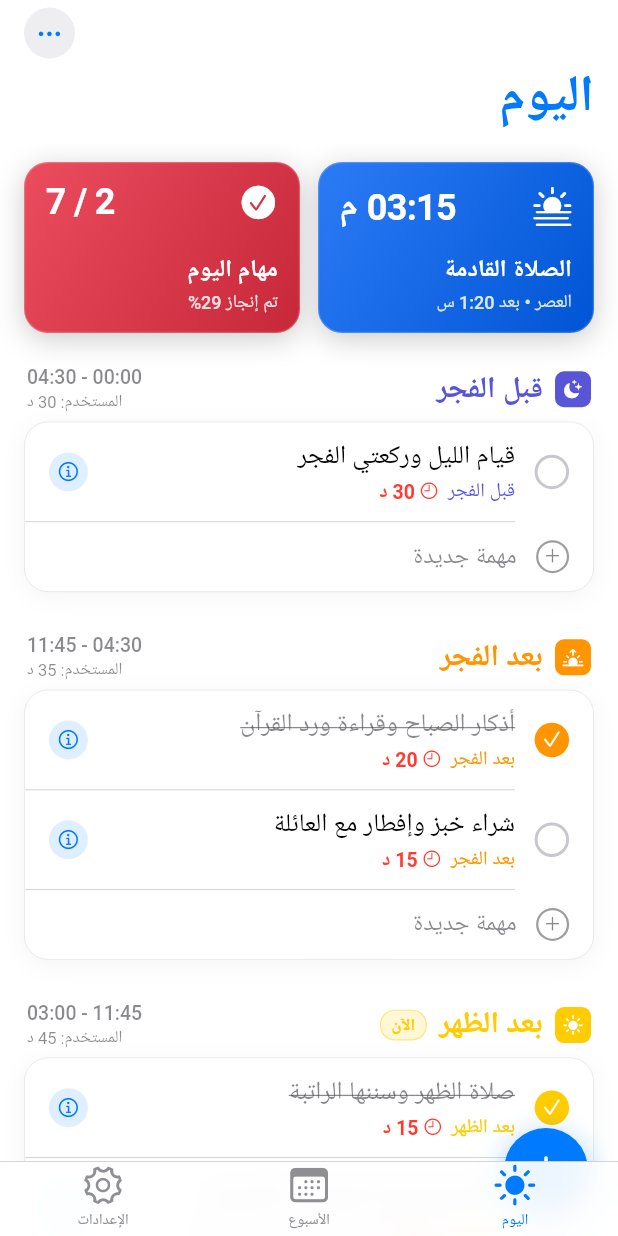
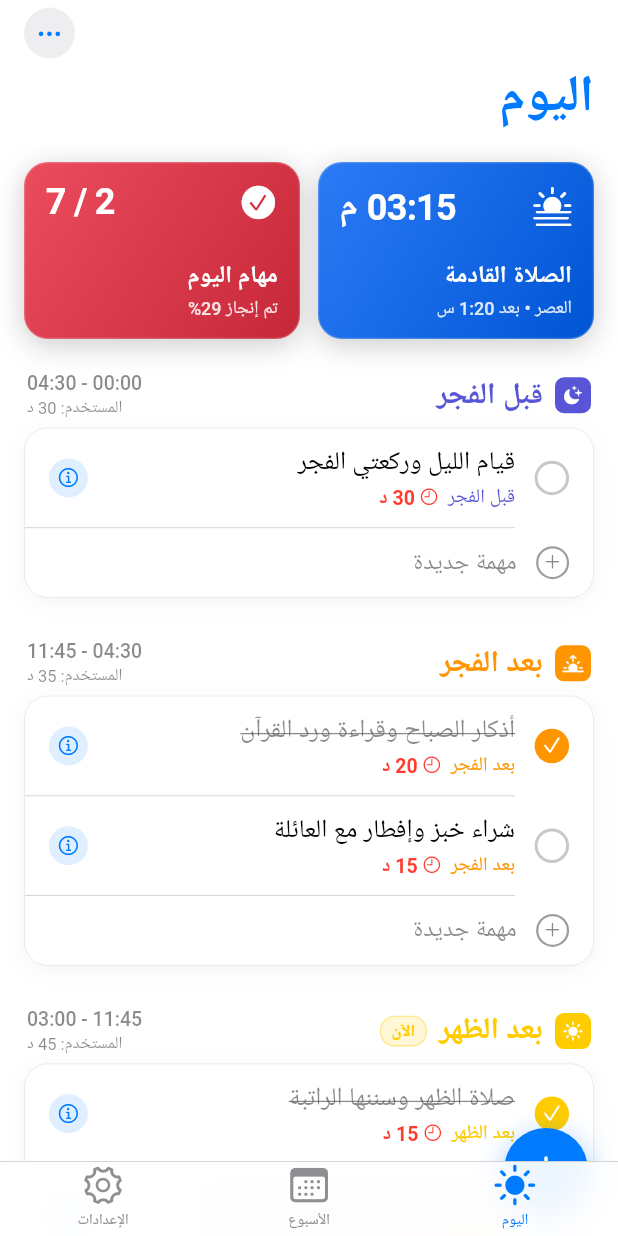
Before and after one commit to ajyahia/dayaround, a Flutter app: the screen it shows after launch, on a phone screen of 412 x 824 dp. Run offline on Flutter 3.47's test engine with Material 3 defaults, Android fonts, the phone set to English and light mode, and no system bars; our stand-ins replace flutter_riverpod, google_fonts, shared_preferences.

Commit message:
Optimize summary card vertical layout to eliminate any subpixel overflow

```diff
--- a/lib/core/widgets/summary_card.dart
+++ b/lib/core/widgets/summary_card.dart
@@ -24,7 +24,7 @@ class SummaryCard extends StatelessWidget {
       onTap: onTap,
       behavior: HitTestBehavior.opaque,
       child: Container(
-        constraints: const BoxConstraints(minHeight: 114),
+        constraints: const BoxConstraints(minHeight: 118),
         padding: const EdgeInsets.symmetric(horizontal: 14, vertical: 12),
         decoration: BoxDecoration(
           gradient: gradient,
@@ -66,7 +66,6 @@ class SummaryCard extends StatelessWidget {
                 ),
               ],
             ),
-            const SizedBox(height: 10),
 
             // Bottom Labels
             Column(
```
